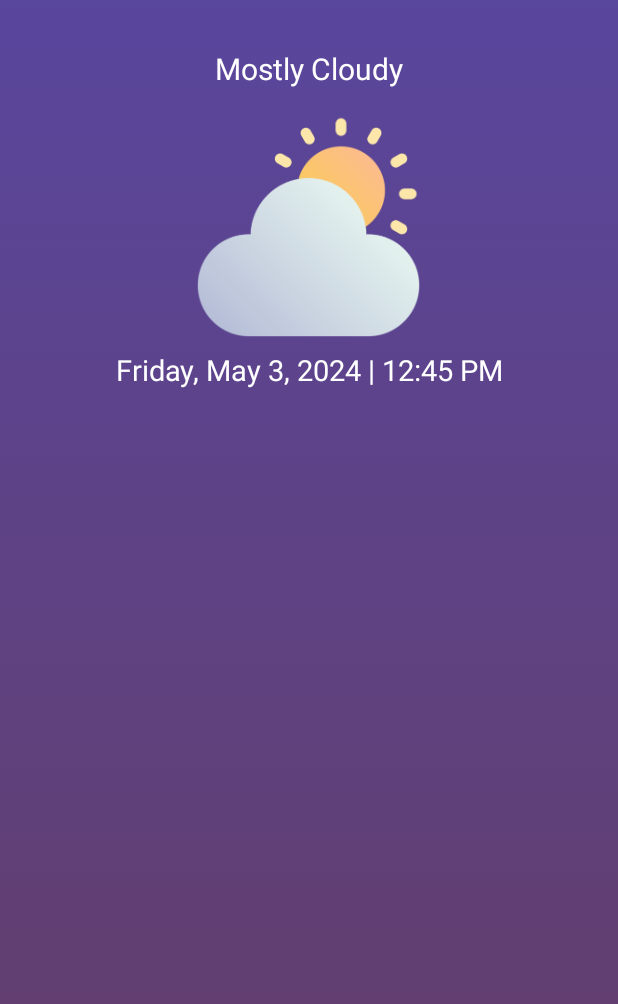
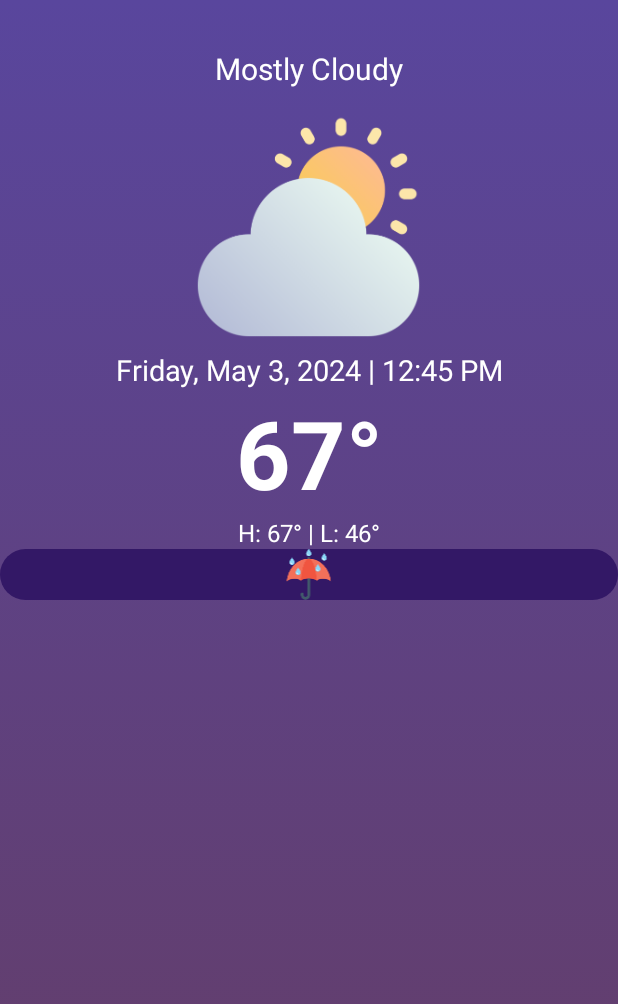
Before and after one commit to AngelHannah/AWeatherApp, an Android app: the screen it shows after launch (MainActivity), on a phone screen of 412 x 824 dp. Shown: the top 1004 px of the screen. Run offline under Robolectric (Android 15) with nearby library versions, the phone set to English and light mode, and no system bars.

Commit message:
Added background2.xml
Added another xml file for the background of a UI component on the main page

```diff
--- /dev/null
+++ b/app/src/main/res/drawable/background2.xml
@@ -0,0 +1,9 @@
+<?xml version="1.0" encoding="utf-8"?>
+<selector xmlns:android="http://schemas.android.com/apk/res/android">
+<item>
+    <shape android:shape="rectangle">
+        <solid android:color="#331866"></solid>
+        <corners android:radius="20sp"></corners>
+    </shape>
+</item>
+</selector>
--- a/app/src/main/res/layout/activity_main.xml
+++ b/app/src/main/res/layout/activity_main.xml
@@ -50,6 +50,44 @@
                 android:textAlignment="center"
                 android:layout_marginTop="8dp"
                 />
+
+            <TextView
+                android:id="@+id/textView3"
+                android:layout_width="match_parent"
+                android:layout_height="wrap_content"
+                android:text="67°"
+                android:textColor="@color/white"
+                android:textSize="63dp"
+                android:textStyle="bold"
+                android:textAlignment="center"/>
+
+            <TextView
+                android:id="@+id/textView4"
+                android:layout_width="match_parent"
+                android:layout_height="wrap_content"
+                android:text="H: 67° | L: 46°"
+                android:textColor="@color/white"
+                android:textSize="16sp"
+                android:textAlignment="center"/>
+
+            <LinearLayout
+                android:layout_width="match_parent"
+                android:layout_height="match_parent"
+                android:orientation="horizontal">
+
+                <LinearLayout
+                    android:layout_width="match_parent"
+                    android:layout_height="match_parent"
+                    android:background="@drawable/background2"
+                    android:orientation="vertical">
+
+                    <ImageView
+                        android:id="@+id/imageView3"
+                        android:layout_width="match_parent"
+                        android:layout_height="wrap_content"
+                        app:srcCompat="@drawable/rain" />
+                </LinearLayout>
+            </LinearLayout>
         </LinearLayout>
     </ScrollView>
 </androidx.constraintlayout.widget.ConstraintLayout>
```
